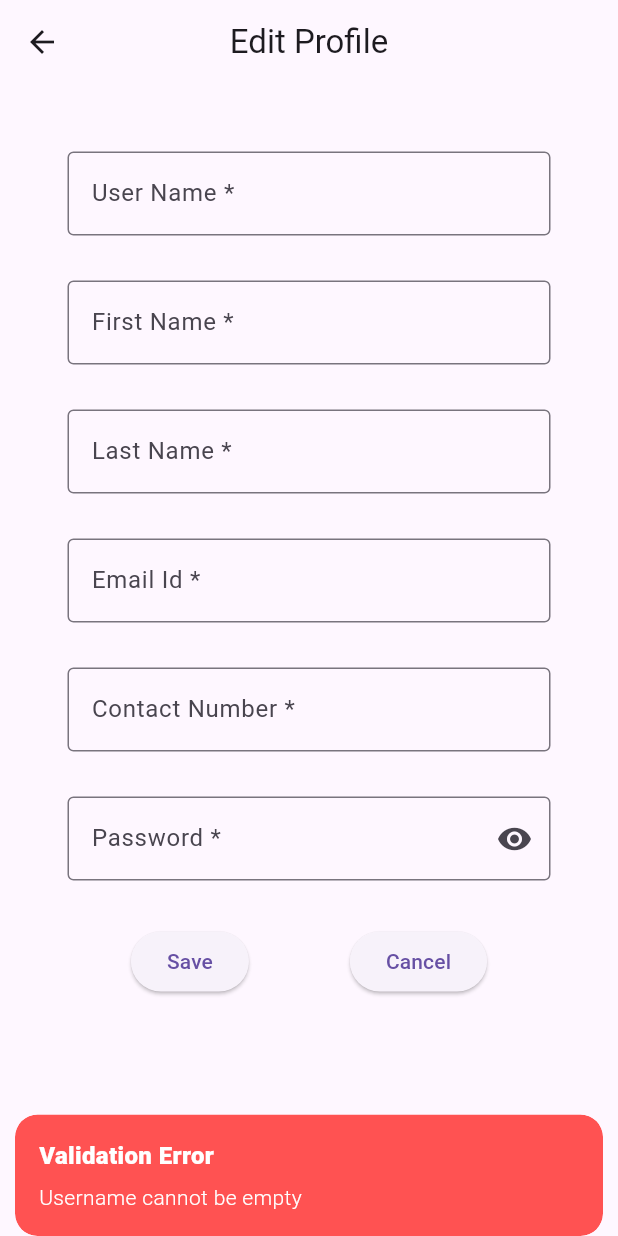
After one commit to bharathi-rmps/pet_nest, a Flutter app: the landingScreen screen opened directly, item 3 of the bottom bar chosen, after a tap on "Edit Profile", after a tap on "Save", on a phone screen of 412 x 824 dp. The commit adds this screen. Run offline on Flutter 3.47's test engine with Material 3 defaults, Android fonts, the phone set to English and light mode, and no system bars; our stand-ins replace get, get_storage, intl_phone_number_input; accounts and stored records are empty.

Commit message:
profile page completed, crud done

```diff
--- /dev/null
+++ b/lib/components/profileFields.dart
@@ -0,0 +1,38 @@
+import 'package:flutter/material.dart';
+import 'package:get/get_rx/src/rx_types/rx_types.dart';
+
+class profileFields extends StatelessWidget {
+  const profileFields({
+    super.key,
+    required this.title,
+    required this.subTitle,
+    required this.isObscured
+    });
+
+  final String title;
+  final String subTitle;
+  final bool isObscured;
+
+  @override
+  Widget build(BuildContext context) {
+    return Container(
+      decoration: BoxDecoration(
+        color: Colors.white,
+        borderRadius: BorderRadius.circular(10),
+      ),
+      child: Padding(
+        padding: const EdgeInsets.all(1),
+        child: ListTile(
+          title: Text(
+            title,
+            style: const TextStyle(fontSize: 18, fontWeight: FontWeight.bold),
+          ),
+          subtitle: Text(
+              isObscured ? '*' * subTitle.length : subTitle,
+            style: const TextStyle(fontSize: 16),
+          ),
+        ),
+      ),
+    );
+  }
+}
--- /dev/null
+++ b/lib/controllers/navigationController.dart
@@ -0,0 +1,11 @@
+import 'package:get/get.dart';
+
+class navigationController extends GetxController {
+  // index for selected nav item
+  RxInt  selectedIndex = 0.obs;
+
+  // method to update selected index
+  void changeIndex(int index) {
+    selectedIndex.value = index;
+  }
+}
--- /dev/null
+++ b/lib/controllers/profileController.dart
@@ -0,0 +1,114 @@
+import 'dart:convert';
+import 'package:get/get.dart';
+import 'package:http/http.dart' as http;
+import 'package:pet_nest/controllers/sessionController.dart';
+import 'package:pet_nest/screens/auth/loginUser.dart';
+import 'package:pet_nest/screens/landingScreen.dart';
+import 'package:pet_nest/utils/apiEndpoint.dart';
+
+import 'navigationController.dart';
+
+class profileController extends GetxController {
+
+  //controller instance for session management
+  final sessionController _sessionController = Get.put(sessionController());
+
+  Future<void> updateUser() async {
+    try{
+      var url = Uri.parse(apiEndpoint.baseUrl + apiEndpoint.userEndpoints.updateUserDetails + _sessionController.username.value);
+      print("URL EDIT"+ url.toString());
+      var headers = {
+        'Content-Type': 'application/json',
+        'Accept': 'application/json',
+      };
+      Map body = {
+        "id": _sessionController.id.value,
+        "username": _sessionController.username.value,
+        "firstName": _sessionController.firstname.value,
+        "lastName": _sessionController.lastname.value,
+        "email": _sessionController.email.value,
+        "password": _sessionController.password.value,
+        "phone": _sessionController.phone.value,
+        "userStatus": _sessionController.userStatus.value,
+      };
+
+      print("BODY, "+ body.toString());
+      http.Response response = await http.put(url, body: jsonEncode(body), headers: headers);
+      if (response.statusCode == 200) {
+        _sessionController.saveSessionToStorage();
+        Get.off(() => landingScreen());
+        //print('API Response: ${response.body}');
+        Get.snackbar(
+          "Success",
+          "Updated Successfully",
+          snackPosition: SnackPosition.BOTTOM,
+          backgroundColor: Get.theme.primaryColor,
+          colorText: Get.theme.colorScheme.primaryContainer,
+        );
+      } else {
+        print('Failed to update, response code: ${response.statusCode}');
+        print('Response body: ${response.body}');
+        Get.snackbar(
+          "Error",
+          "Failed to update user details.",
+          snackPosition: SnackPosition.BOTTOM,
+          backgroundColor: Get.theme.colorScheme.error,
+          colorText: Get.theme.primaryColorLight,
+        );
+      }
+    } catch (e){
+      print("Error occured while editing, $e");
+      Get.snackbar(
+        "Error",
+        "Error while trying to update user details.",
+        snackPosition: SnackPosition.BOTTOM,
+        backgroundColor: Get.theme.colorScheme.error,
+        colorText: Get.theme.primaryColorLight,
+      );
+    }
+  }
+
+  Future<void> deleteUser() async {
+    try{
+      var url = Uri.parse(apiEndpoint.baseUrl + apiEndpoint.userEndpoints.deleteUserDetails + _sessionController.username.value);
+      var headers = {
+        'Content-Type': 'application/json',
+        'Accept': 'application/json',
+      };
+
+      http.Response response = await http.delete(url, headers: headers);
+
+      if (response.statusCode == 200) {
+        print('API Response: ${response.body}');
+        Get.snackbar(
+          "Success",
+          "Deleted Successfully",
+          snackPosition: SnackPosition.BOTTOM,
+          backgroundColor: Get.theme.primaryColor,
+          colorText: Get.theme.colorScheme.primaryContainer,
+        );
+        _sessionController.logout();
+        Get.off(() => loginUserScreen());
+      } else {
+        print('Failed to delete, response code: ${response.statusCode}');
+        print('Response body: ${response.body}');
+        Get.snackbar(
+          "Error",
+          "Failed to update user details.",
+          snackPosition: SnackPosition.BOTTOM,
+          backgroundColor: Get.theme.colorScheme.error,
+          colorText: Get.theme.primaryColorLight,
+        );
+      }
+    } catch (e){
+      print("Error occured while deleting, $e");
+      Get.snackbar(
+        "Error",
+        "Error while trying to update user details.",
+        snackPosition: SnackPosition.BOTTOM,
+        backgroundColor: Get.theme.colorScheme.error,
+        colorText: Get.theme.primaryColorLight,
+      );
+    }
+  }
+}
--- /dev/null
+++ b/lib/screens/editProfileScreen.dart
@@ -0,0 +1,166 @@
+import 'package:flutter/material.dart';
+import 'package:get/get.dart';
+import 'package:pet_nest/components/textField.dart';
+import 'package:pet_nest/controllers/sessionController.dart';
+import 'package:pet_nest/screens/landingScreen.dart';
+import 'package:pet_nest/screens/profileScreen.dart';
+
+import '../controllers/profileController.dart';
+
+class editProfileScreen extends StatelessWidget {
+  editProfileScreen({super.key});
+
+  // Controllers for the text fields
+  final TextEditingController usernameController = TextEditingController();
+  final TextEditingController firstNameController = TextEditingController();
+  final TextEditingController lastNameController = TextEditingController();
+  final TextEditingController emailController = TextEditingController();
+  final TextEditingController phoneController = TextEditingController();
+  final TextEditingController passwordController = TextEditingController();
+
+  // Get instance of sessionController
+  final sessionController _sessionController = Get.put(sessionController());
+
+  profileController _profileController = Get.put(profileController());
+
+  // Validate input
+  String? validateInput(String firstName, String lastName, String email, String username, String password) {
+    print("firstname, $firstName");
+    if (username.isEmpty) return "Username cannot be empty";
+    if (firstName.isEmpty) return "First Name cannot be empty";
+    if (lastName.isEmpty) return "Last Name cannot be empty";
+    if (email.isEmpty) return "Email cannot be empty";
+    String emailPattern = r'^[a-zA-Z0-9._%+-]+@[a-zA-Z0-9.-]+\.[a-zA-Z]{2,}$';
+    if (!RegExp(emailPattern).hasMatch(email)) return "Please enter a valid email address";
+    if (password.isEmpty) return "Password cannot be empty";
+    String passwordPattern = r'^(?=.*[A-Z])(?=.*[a-z])(?=.*\d)(?=.*[@$!%*?&])[A-Za-z\d@$!%*?&]{8,}$';
+    if (!RegExp(passwordPattern).hasMatch(password)) return "Password must have atleast 8 Characters, include uppercase, lowercase, a number and symbol";
+    return null;
+  }
+
+  @override
+  Widget build(BuildContext context) {
+    // Pre-fill the controllers with current session values
+    usernameController.text = _sessionController.username.value;
+    firstNameController.text = _sessionController.firstname.value;
+    lastNameController.text = _sessionController.lastname.value;
+    emailController.text = _sessionController.email.value;
+    phoneController.text = _sessionController.phone.value;
+    passwordController.text = _sessionController.password.value;
+
+    return Scaffold(
+      appBar: AppBar(
+        title: Text("Edit Profile"),
+        centerTitle: true,
+      ),
+      body: Padding(
+        padding: const EdgeInsets.all(20.0),
+        child: SingleChildScrollView(
+          child: Column(
+            crossAxisAlignment: CrossAxisAlignment.start,
+            children: [
+
+              //user name
+              const SizedBox(height: 25,),
+              textField(
+                  controller: usernameController,
+                  hintText: "Please edit your username",
+                  obscureText: false,
+                  labelText: "User Name"
+              ),
+
+              //first name
+              const SizedBox(height: 30,),
+              textField(
+                  controller: firstNameController,
+                  hintText: "Please edit your first name",
+                  obscureText: false,
+                  labelText: "First Name"
+              ),
+
+              //first name
+              const SizedBox(height: 30,),
+              textField(
+                  controller: lastNameController,
+                  hintText: "Please edit your last name",
+                  obscureText: false,
+                  labelText: "Last Name"
+              ),
+
+              //email id
+              const SizedBox(height: 30,),
+              textField(
+                  controller: emailController,
+                  hintText: "Please edit your Email Id",
+                  obscureText: false,
+                  labelText: "Email Id"
+              ),
+
+              //phone
+              const SizedBox(height: 30,),
+              textField(
+                  controller: phoneController,
+                  hintText: "Please edit your Contact Number",
+                  obscureText: false,
+                  labelText: "Contact Number"
+              ),
+
+              //password
+              const SizedBox(height: 30,),
+              textField(
+                  controller: passwordController,
+                  hintText: "Please edit your Password",
+                  obscureText: true,
+                  labelText: "Password"
+              ),
+
+              const SizedBox(height: 30,),
+              Row(
+                mainAxisAlignment: MainAxisAlignment.spaceEvenly,
+                children: [
+
+                  //save changes button
+                  ElevatedButton(
+                    onPressed: () async{
+                      String? errorMessage = validateInput(firstNameController.text, lastNameController.text, emailController.text, usernameController.text, passwordController.text);
+                      if(errorMessage != null){
+                        Get.snackbar(
+                          "Validation Error",
+                          errorMessage,
+                          snackPosition: SnackPosition.BOTTOM,
+                          backgroundColor: Colors.redAccent,
+                          colorText: Colors.white,
+                        );
+                      } else{
+                        // Save the changes
+                        _sessionController.username.value = usernameController.text;
+                        _sessionController.password.value = passwordController.text;
+                        _sessionController.firstname.value = firstNameController.text;
+                        _sessionController.lastname.value = lastNameController.text;
+                        _sessionController.email.value = emailController.text;
+                        _sessionController.phone.value = phoneController.text;
+
+                        //api call to update
+                        await _profileController.updateUser();
+                      }
+                    },
+                    child: const Text("Save"),
+                  ),
+
+                  //go back button
+                  ElevatedButton(
+                    onPressed: () {
+                      Get.off(() => landingScreen());
+                    },
+                    child: const Text("Cancel"),
+                  ),
+
+                ],
+              ),
+            ],
+          ),
+        ),
+      ),
+    );
+  }
+}
--- a/lib/screens/landingScreen.dart
+++ b/lib/screens/landingScreen.dart
@@ -2,42 +2,56 @@ import 'package:flutter/material.dart';
 import 'package:get/get.dart';
 import 'package:pet_nest/screens/auth/loginUser.dart';
 import 'package:pet_nest/controllers/sessionController.dart';
+import 'package:pet_nest/screens/profileScreen.dart';
 
-class landingScreen extends StatelessWidget {
+import '../controllers/navigationController.dart';
+
+class landingScreen extends StatelessWidget  {
   landingScreen({super.key});
 
   final sessionController _sessionController = Get.put(sessionController());
+  final navigationController _navigationController = Get.put(navigationController());
 
   @override
   Widget build(BuildContext context) {
+    if (_sessionController.isLoggedIn.value) {
+      _navigationController.selectedIndex.value = 0;
+    }
     return Scaffold(
       backgroundColor: Colors.grey[200],
-      body: SafeArea(
-        child: Center(
-          child: Column(
-            mainAxisAlignment: MainAxisAlignment.center,
-            children: [
-              IconButton(
-                icon: const Icon(Icons.logout),
-                onPressed: () {
-                  _sessionController.logout();
-                  Get.off(() => loginUserScreen());
-                },
-              ),
-              const SizedBox(height: 30),
-
-              // Reactive Widgets
-              Obx(() => Text("Logged In: ${_sessionController.isLoggedIn.value}")),
-              Obx(() => Text("ID: ${_sessionController.id.value}")),
-              Obx(() => Text("Username: ${_sessionController.username.value}")),
-              Obx(() => Text("First Name: ${_sessionController.firstname.value}")),
-              Obx(() => Text("Last Name: ${_sessionController.lastname.value}")),
-              Obx(() => Text("Email: ${_sessionController.email.value}")),
-              Obx(() => Text("Password: ${_sessionController.password.value}")),
-            ],
-          ),
-        ),
-      ),
+      body: Obx(() {
+        // Update body content based on selected index
+        switch (_navigationController.selectedIndex.value) {
+          case 0:
+            return Center(
+                child: Text('Shop Page')
+            );
+          case 1:
+            return Center(
+                child: Text('Cart Page')
+            );
+          case 2:
+            return profileScreen();
+          default:
+            return Center(
+                child: Text('Unknown Page')
+            );
+        }
+      }),
+      bottomNavigationBar: Obx(() {
+        // Update BottomNavigationBar dynamically
+        return BottomNavigationBar(
+          currentIndex: _navigationController.selectedIndex.value,
+          onTap: (index) {
+            _navigationController.changeIndex(index);
+          },
+          items: const [
+            BottomNavigationBarItem(icon: Icon(Icons.shopping_bag), label: 'Shop'),
+            BottomNavigationBarItem(icon: Icon(Icons.shopping_cart), label: 'Cart'),
+            BottomNavigationBarItem(icon: Icon(Icons.account_box), label: 'Profile'),
+          ],
+        );
+      }),
     );
   }
 }
--- /dev/null
+++ b/lib/screens/profileScreen.dart
@@ -0,0 +1,127 @@
+import 'package:flutter/material.dart';
+import 'package:get/get.dart';
+import 'package:pet_nest/components/profileFields.dart';
+import 'package:pet_nest/components/promptBox.dart';
+import 'package:pet_nest/controllers/profileController.dart';
+import 'package:pet_nest/controllers/sessionController.dart';
+import 'package:pet_nest/screens/auth/loginUser.dart';
+
+import 'editProfileScreen.dart';
+
+class profileScreen extends StatelessWidget {
+  profileScreen({super.key});
+  final sessionController _sessionController = Get.put(sessionController());
+
+  profileController _profileController = Get.put(profileController());
+
+
+  @override
+  Widget build(BuildContext context) {
+    return Scaffold(
+      resizeToAvoidBottomInset: true,
+      backgroundColor: Colors.grey[300],
+        body: Padding(
+          padding: const EdgeInsets.all(10),
+          child: SafeArea(
+            child: Column(
+              mainAxisAlignment: MainAxisAlignment.center,
+              children: [
+
+                //profile pic
+                CircleAvatar(
+                  radius: 80,
+                  backgroundImage: AssetImage("lib/assets/profile.png"),
+                ),
+
+                //user name
+                const SizedBox(height: 30,),
+                profileFields(
+                    title: "User Name",
+                    subTitle: _sessionController.username.value,
+                    isObscured: false ),
+
+                //full name
+                const SizedBox(height: 10,),
+                profileFields(
+                    title: "Full Name",
+                    subTitle: _sessionController.firstname.value.toString() + " " + _sessionController.lastname.value.toString(),
+                    isObscured: false ),
+
+                //email
+                const SizedBox(height: 10,),
+                profileFields(
+                    title: "Email ID",
+                    subTitle: _sessionController.email.value,
+                    isObscured: false ),
+
+                //password
+                const SizedBox(height: 10,),
+                profileFields(
+                    title: "Password",
+                    subTitle: _sessionController.password.value,
+                    isObscured: true ),
+
+                //phone
+                const SizedBox(height: 10,),
+                profileFields(
+                    title: "Contact Number",
+                    subTitle: _sessionController.phone.value,
+                    isObscured: false ),
+
+                //profile buttons
+                const SizedBox(height: 30,),
+                Row(
+                  mainAxisAlignment: MainAxisAlignment.center,
+                      children: [
+                        //edit profile button
+                        Padding(
+                          padding: const EdgeInsets.all(1),
+                          child: ElevatedButton(onPressed: () {
+                            Get.off(() => editProfileScreen());
+                          }, child: Text("Edit Profile")),
+                        ),
+
+                        //delete profile button
+                        Padding(
+                          padding: const EdgeInsets.all(1),
+                          child: ElevatedButton(
+                            onPressed: () {
+                              // Show confirmation dialog
+                              promptBox.show(
+                                  context: context,
+                                  title: "Delete Profile",
+                                  content: "Are you sure? you want to delete your profile",
+                                  onConfirm: (){
+                                    _profileController.deleteUser();
+                              });
+                            },
+                            child: Text("Delete Profile"),
+                          ),
+                        ),
+
+                        Padding(
+                          padding: const EdgeInsets.all(1),
+                          child: ElevatedButton(
+                            onPressed: () {
+                              // Show confirmation dialog
+                              promptBox.show(
+                                context: context,
+                                title: "Logout Account",
+                                content: "Are you sure you want to logout?",
+                                onConfirm: () {
+                                  _sessionController.logout();
+                                },
+                              );
+                            },
+                            child: Text("Logout"),
+                          ),
+                        ),
+                      ],
+                  ),
+              ],
+            ),
+          ),
+        ),
+    );
+  }
+}
--- a/lib/utils/apiEndpoint.dart
+++ b/lib/utils/apiEndpoint.dart
@@ -12,4 +12,6 @@ class AuthEndPoints{
 
 class UserEndpoints{
   final String getUserDetails = "/user/";
+  final String updateUserDetails = "/user/";
+  final String deleteUserDetails = "/user/";
 }
```
Also changed, not shown: lib/components/promptBox.dart (added, +38 -0 lines), lib/controllers/sessionController.dart (+33 -26 lines), lib/assets/profile.png (added), lib/screens/cartScreen.dart (added), lib/screens/shopScreen.dart (added).
